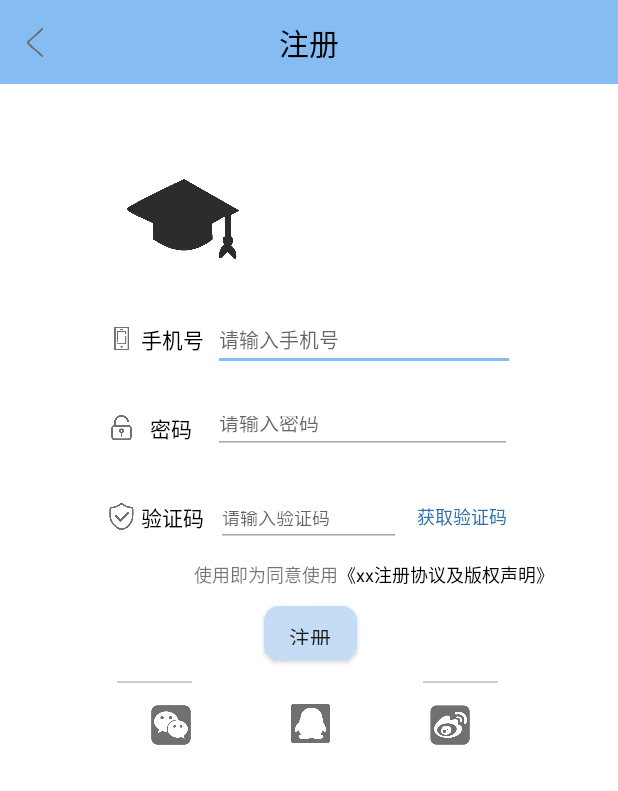
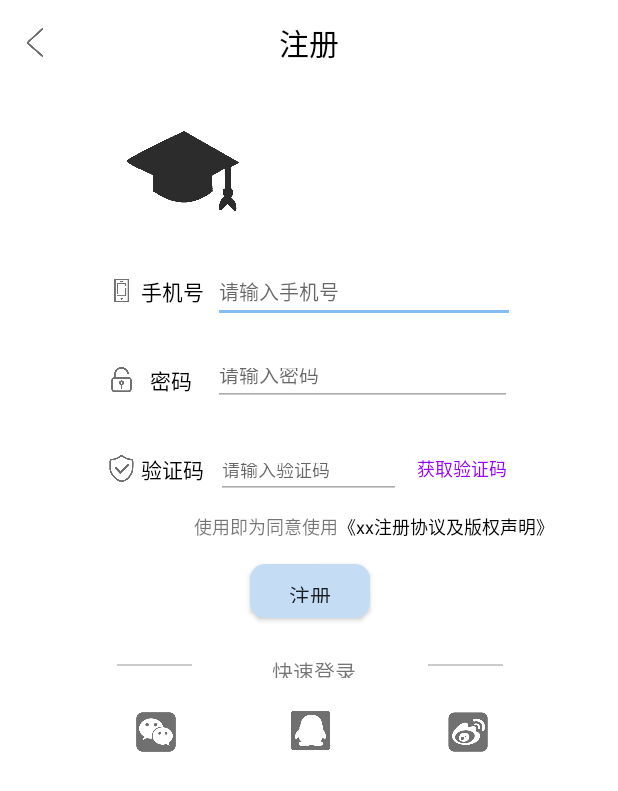
Before and after one commit to DoctorialHat/DoctorialHat, an Android app: the RegisterActivity screen opened directly, with no data from a screen before it, on a phone screen of 412 x 824 dp. Shown: the top 791 px of the screen. Run offline under Robolectric (Android 15) with nearby library versions, the phone set to English and light mode, and no system bars.

Commit message:
1、优化UI

```diff
--- a/app/src/main/res/layout/activity_about_us.xml
+++ b/app/src/main/res/layout/activity_about_us.xml
@@ -11,7 +11,7 @@
         android:id="@+id/toolbar"
         android:layout_width="match_parent"
         android:layout_height="wrap_content"
-        android:background="#85bcf1"
+        android:background="#ffffff"
         android:fitsSystemWindows="true"
         android:minHeight="?attr/actionBarSize"
         android:theme="?attr/actionBarTheme"
--- a/app/src/main/res/layout/activity_bug_reflect.xml
+++ b/app/src/main/res/layout/activity_bug_reflect.xml
@@ -11,7 +11,7 @@
         android:id="@+id/toolbar"
         android:layout_width="match_parent"
         android:layout_height="wrap_content"
-        android:background="#85bcf1"
+        android:background="#ffffff"
         android:fitsSystemWindows="true"
         android:minHeight="?attr/actionBarSize"
         android:theme="?attr/actionBarTheme"
--- a/app/src/main/res/layout/activity_my_infomation.xml
+++ b/app/src/main/res/layout/activity_my_infomation.xml
@@ -11,7 +11,7 @@
         android:id="@+id/toolbar"
         android:layout_width="match_parent"
         android:layout_height="wrap_content"
-        android:background="#85bcf1"
+        android:background="#ffffff"
         android:fitsSystemWindows="true"
         android:minHeight="?attr/actionBarSize"
         android:theme="?attr/actionBarTheme"
--- a/app/src/main/res/layout/activity_new_message.xml
+++ b/app/src/main/res/layout/activity_new_message.xml
@@ -11,7 +11,7 @@
         android:id="@+id/toolbar"
         android:layout_width="match_parent"
         android:layout_height="wrap_content"
-        android:background="#85bcf1"
+        android:background="#ffffff"
         android:fitsSystemWindows="true"
         android:minHeight="?attr/actionBarSize"
         android:theme="?attr/actionBarTheme"
--- a/app/src/main/res/layout/activity_register.xml
+++ b/app/src/main/res/layout/activity_register.xml
@@ -10,10 +10,10 @@
     <android.support.constraint.ConstraintLayout
         android:id="@+id/constraintLayout7"
         android:layout_width="341dp"
-        android:layout_height="437dp"
+        android:layout_height="474dp"
         android:layout_marginEnd="8dp"
         android:layout_marginStart="8dp"
-        android:layout_marginTop="80dp"
+        android:layout_marginTop="48dp"
         android:background="#ffffff"
         app:layout_constraintEnd_toEndOf="parent"
         app:layout_constraintHorizontal_bias="0.518"
@@ -71,8 +71,6 @@
 
             <EditText
                 android:id="@+id/register_phone"
-                android:textCursorDrawable="@drawable/cursor_color"
-                android:theme="@style/MyEditText"
                 android:layout_width="201dp"
                 android:layout_height="40dp"
                 android:layout_marginEnd="8dp"
@@ -82,7 +80,9 @@
                 android:hint="请输入手机号"
                 android:inputType="phone"
                 android:textColor="#868686"
+                android:textCursorDrawable="@drawable/cursor_color"
                 android:textSize="13sp"
+                android:theme="@style/MyEditText"
                 app:layout_constraintBottom_toBottomOf="parent"
                 app:layout_constraintEnd_toEndOf="parent"
                 app:layout_constraintStart_toEndOf="@+id/textView2"
@@ -129,8 +129,6 @@
 
             <EditText
                 android:id="@+id/register_captcha"
-                android:textCursorDrawable="@drawable/cursor_color"
-                android:theme="@style/MyEditText"
                 android:layout_width="123dp"
                 android:layout_height="34dp"
                 android:layout_marginBottom="8dp"
@@ -140,7 +138,9 @@
                 android:hint="请输入验证码"
                 android:inputType="number"
                 android:textColor="#868686"
+                android:textCursorDrawable="@drawable/cursor_color"
                 android:textSize="12sp"
+                android:theme="@style/MyEditText"
                 app:layout_constraintBottom_toBottomOf="parent"
                 app:layout_constraintStart_toEndOf="@+id/textView8"
                 app:layout_constraintTop_toTopOf="parent"
@@ -148,6 +148,7 @@
 
             <Button
                 android:id="@+id/get_captcha"
+                style="?android:attr/borderlessButtonStyle"
                 android:layout_width="70dp"
                 android:layout_height="28dp"
                 android:layout_marginBottom="8dp"
@@ -155,9 +156,8 @@
                 android:layout_marginStart="8dp"
                 android:layout_marginTop="8dp"
                 android:background="@drawable/identifycode_getbutton"
-                style="?android:attr/borderlessButtonStyle"
-                android:textColor="#2e71af"
                 android:text="获取验证码"
+                android:textColor="#9500ff"
                 android:textSize="12sp"
                 app:layout_constraintBottom_toBottomOf="parent"
                 app:layout_constraintEnd_toEndOf="parent"
@@ -226,8 +226,6 @@
 
             <EditText
                 android:id="@+id/register_password"
-                android:textCursorDrawable="@drawable/cursor_color"
-                android:theme="@style/MyEditText"
                 android:layout_width="199dp"
                 android:layout_height="35dp"
                 android:layout_marginBottom="8dp"
@@ -238,7 +236,9 @@
                 android:hint="请输入密码"
                 android:inputType="textPassword"
                 android:textColor="#868686"
+                android:textCursorDrawable="@drawable/cursor_color"
                 android:textSize="13sp"
+                android:theme="@style/MyEditText"
                 app:layout_constraintBottom_toBottomOf="parent"
                 app:layout_constraintEnd_toEndOf="parent"
                 app:layout_constraintHorizontal_bias="1.0"
@@ -249,11 +249,11 @@
 
         <Button
             android:id="@+id/register"
-            android:layout_width="62dp"
+            android:layout_width="80dp"
             android:layout_height="36dp"
             android:layout_marginEnd="8dp"
             android:layout_marginStart="8dp"
-            android:layout_marginTop="12dp"
+            android:layout_marginTop="16dp"
             android:background="@drawable/login_loginbutton"
             android:text="注册"
             app:layout_constraintEnd_toEndOf="parent"
@@ -264,7 +264,7 @@
             android:id="@+id/view"
             android:layout_width="50dp"
             android:layout_height="1dp"
-            android:layout_marginBottom="62dp"
+            android:layout_marginBottom="78dp"
             android:layout_marginEnd="150dp"
             android:layout_marginStart="24dp"
             android:background="#33000000"
@@ -291,13 +291,13 @@
             android:id="@+id/view2"
             android:layout_width="50dp"
             android:layout_height="1dp"
-            android:layout_marginBottom="62dp"
+            android:layout_marginBottom="78dp"
             android:layout_marginEnd="24dp"
             android:layout_marginStart="150dp"
             android:background="#33000000"
             app:layout_constraintBottom_toBottomOf="parent"
             app:layout_constraintEnd_toEndOf="parent"
-            app:layout_constraintHorizontal_bias="0.818"
+            app:layout_constraintHorizontal_bias="0.846"
             app:layout_constraintStart_toStartOf="parent" />
 
         <ImageButton
@@ -310,6 +310,7 @@
             android:background="@mipmap/wechat_icon"
             app:layout_constraintBottom_toBottomOf="parent"
             app:layout_constraintEnd_toStartOf="@+id/oicq_login"
+            app:layout_constraintHorizontal_bias="0.41"
             app:layout_constraintStart_toStartOf="parent" />
 
         <ImageButton
@@ -334,6 +335,7 @@
             android:background="@mipmap/weibo_icon"
             app:layout_constraintBottom_toBottomOf="parent"
             app:layout_constraintEnd_toEndOf="parent"
+            app:layout_constraintHorizontal_bias="0.61"
             app:layout_constraintStart_toEndOf="@+id/oicq_login" />
 
     </android.support.constraint.ConstraintLayout>
@@ -342,7 +344,7 @@
         android:id="@+id/toolbar2"
         android:layout_width="match_parent"
         android:layout_height="wrap_content"
-        android:background="#85bcf1"
+        android:background="#ffffff"
         android:minHeight="?attr/actionBarSize"
         android:theme="?attr/actionBarTheme"
         app:layout_constraintEnd_toEndOf="parent"
```
Also changed, not shown: app/src/main/res/layout/activity_login.xml (+14 -14 lines), app/src/main/res/layout/activity_setting.xml (+4 -8 lines).
